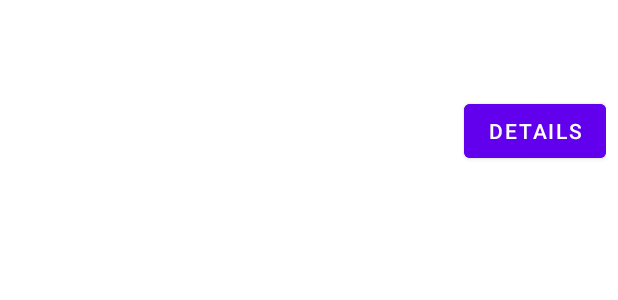
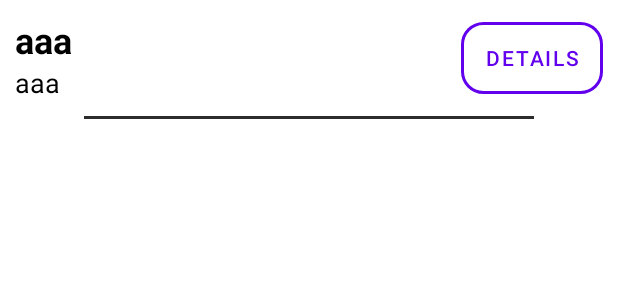
Before and after one commit to mmswflow-upb/RecipeGPT, an Android app: the layout item_recipe.xml on its own in the app's theme, with its tools: preview values and no code run, on a phone screen of 412 x 824 dp. Shown: the top 300 px of the screen. Run offline under Robolectric (Android 15) with nearby library versions, the phone set to English and light mode, and no system bars.

Commit message:
Fixed some UI elements

```diff
--- a/app/src/main/java/com/example/recipegpt/activities/HomeActivity.kt
+++ b/app/src/main/java/com/example/recipegpt/activities/HomeActivity.kt
@@ -129,7 +129,7 @@ class HomeActivity : AppCompatActivity() {
             .build()
 
         // Create a periodic work request
-        val periodicWorkRequest = PeriodicWorkRequestBuilder<RandomQuoteWorker>(600, TimeUnit.SECONDS)
+        val periodicWorkRequest = PeriodicWorkRequestBuilder<RandomQuoteWorker>(10, TimeUnit.SECONDS)
             .setConstraints(constraints)
             .build()
 
--- /dev/null
+++ b/app/src/main/res/drawable/horizontal_line.xml
@@ -0,0 +1,5 @@
+<?xml version="1.0" encoding="utf-8"?>
+<shape xmlns:android="http://schemas.android.com/apk/res/android">
+    <size android:height="2dp" /> <!-- Set the line thickness -->
+    <solid android:color="?attr/colorTertiary" /> <!-- Set the line color -->
+</shape>
--- /dev/null
+++ b/app/src/main/res/drawable/rounded_rectangle_border.xml
@@ -0,0 +1,12 @@
+<?xml version="1.0" encoding="utf-8"?>
+<shape xmlns:android="http://schemas.android.com/apk/res/android">
+
+    <!-- Border/Stroke -->
+    <solid android:color="@android:color/transparent" />
+    <stroke
+        android:width="2dp"
+        android:color="?attr/colorSecondaryContainer" />
+
+    <corners android:radius="14dp" />
+
+</shape>
--- a/app/src/main/res/layout/item_recipe.xml
+++ b/app/src/main/res/layout/item_recipe.xml
@@ -1,39 +1,61 @@
 <?xml version="1.0" encoding="utf-8"?>
-<LinearLayout
-    xmlns:android="http://schemas.android.com/apk/res/android"
+
+<!-- Recipe Title -->
+<LinearLayout xmlns:android="http://schemas.android.com/apk/res/android"
     android:layout_width="match_parent"
     android:layout_height="wrap_content"
-    android:orientation="vertical"
-    android:padding="8dp">
+    android:gravity="center_horizontal"
+    android:orientation="vertical">
+
+    <RelativeLayout
+        android:layout_width="match_parent"
+        android:layout_height="wrap_content"
+        android:padding="10dp">
 
         <!-- Recipe Title -->
+        <LinearLayout
+            android:layout_width="wrap_content"
+            android:layout_height="wrap_content"
+            android:layout_alignParentStart="true"
+            android:orientation="vertical">
+
             <TextView
                 android:id="@+id/recipeTitle"
-        android:layout_width="match_parent"
+                android:layout_width="wrap_content"
                 android:layout_height="wrap_content"
-        android:textSize="16sp"
-        android:textStyle="bold"
-        android:paddingTop="4dp" />
+                android:text="aaa"
+                android:textColor="?attr/colorOnBackground"
+                android:textSize="24sp"
+                android:textStyle="bold" />
 
-    <!-- Recipe Description -->
             <TextView
                 android:id="@+id/recipeDescription"
-        android:layout_width="match_parent"
+                android:layout_width="wrap_content"
                 android:layout_height="wrap_content"
-        android:textSize="14sp"
-        android:paddingTop="2dp" />
+                android:textColor="?attr/colorOnBackground"
+
+                android:text="aaa"
+                android:textSize="18sp" />
+        </LinearLayout>
 
         <!-- Details Button -->
         <Button
             android:id="@+id/detailsButton"
             android:layout_width="wrap_content"
             android:layout_height="wrap_content"
-        android:layout_gravity="end"
-        android:layout_marginTop="8dp"
-        android:text="@string/recipe_details"
-        android:textSize="14sp"
+            android:layout_alignParentEnd="true"
+            android:layout_centerVertical="true"
+            android:background="@drawable/rounded_rectangle_border"
             android:paddingHorizontal="16dp"
             android:paddingVertical="8dp"
-        android:backgroundTint="?attr/colorPrimary"
-        android:textColor="?attr/colorOnPrimary" />
+            android:text="@string/recipe_details"
+            android:textColor="?attr/colorPrimary"
+            android:textSize="14sp" />
+    </RelativeLayout>
+
+    <View
+        android:id="@+id/horizontal_line_bottom_navigation"
+        android:layout_width="300dp"
+        android:layout_height="2dp"
+        android:background="@drawable/horizontal_line" />
 </LinearLayout>
--- a/app/src/main/res/values-night/colors.xml
+++ b/app/src/main/res/values-night/colors.xml
@@ -11,4 +11,6 @@
     <color name="black">#000000</color> <!-- Black -->
     <color name="grayDark">#2C2C2C</color>
     <color name="redDark">#B00020</color> <!-- Red -->
+    <color name="blueLight">#50B3EB</color>
+
 </resources>
--- a/app/src/main/res/values-night/themes.xml
+++ b/app/src/main/res/values-night/themes.xml
@@ -1,7 +1,7 @@
 <resources xmlns:tools="http://schemas.android.com/tools">
     <style name="Theme.RecipeGPT" parent="Theme.MaterialComponents.DayNight.NoActionBar">
         <!-- Primary Colors -->
-        <item name="colorPrimary">@color/purplePrimary</item>
+        <item name="colorPrimary">@color/blueLight</item>
         <item name="colorPrimaryVariant">@color/purpleDark</item>
         <item name="colorSecondary">@color/greenPrimary</item>
         <item name="colorSecondaryVariant">@color/tealDark</item>
@@ -15,13 +15,16 @@
         <item name="colorOnSecondary">@color/white</item>
         <item name="colorOnBackground">@color/white</item>
         <item name="colorOnSurface">@color/white</item>
-
+        <item name="colorTertiary">@color/white</item>
         <!-- Error -->
         <item name="colorError">@color/redDark</item>
         <item name="colorOnError">@color/white</item>
-
+        <item name="colorSecondaryContainer">@color/blueLight</item>
         <!-- StatusBar and NavigationBar -->
         <item name="android:statusBarColor">@color/purpleDark</item>
         <item name="android:navigationBarColor">@color/black</item>
+
+        <!-- Progress Bars -->
+        <item name="colorAccent">@color/purplePrimary</item>
     </style>
 </resources>
--- a/app/src/main/res/values/colors.xml
+++ b/app/src/main/res/values/colors.xml
@@ -10,6 +10,8 @@
     <color name="greenPrimary">#2CE915</color> <!-- Lime Green -->
     <color name="black">#000000</color> <!-- Black -->
     <color name="grayDark">#2C2C2C</color>
+    <color name="blueLight">#50B3EB</color>
+
 
     <color name="redDark">#B00020</color> <!-- Red -->
 </resources>
--- a/app/src/main/res/values/themes.xml
+++ b/app/src/main/res/values/themes.xml
@@ -15,6 +15,8 @@
         <item name="colorOnSecondary">@color/black</item>
         <item name="colorOnBackground">@color/black</item>
         <item name="colorOnSurface">@color/black</item>
+        <item name="colorTertiary">@color/grayDark</item>
+        <item name="colorSecondaryContainer">@color/purplePrimary</item>
 
         <!-- Error -->
         <item name="colorError">@color/redDark</item>
@@ -23,5 +25,8 @@
         <!-- StatusBar and NavigationBar -->
         <item name="android:statusBarColor">@color/purpleDark</item>
         <item name="android:navigationBarColor">@color/white</item>
+
+        <!-- Progress Bars -->
+        <item name="colorAccent">@color/purplePrimary</item>
     </style>
 </resources>
```
Also changed, not shown: app/src/main/res/drawable/rectangle_border.xml (added, +9 -0 lines), app/src/main/res/layout/activity_home.xml (+23 -13 lines). Lines whose indentation alone changed are shown as unchanged.
